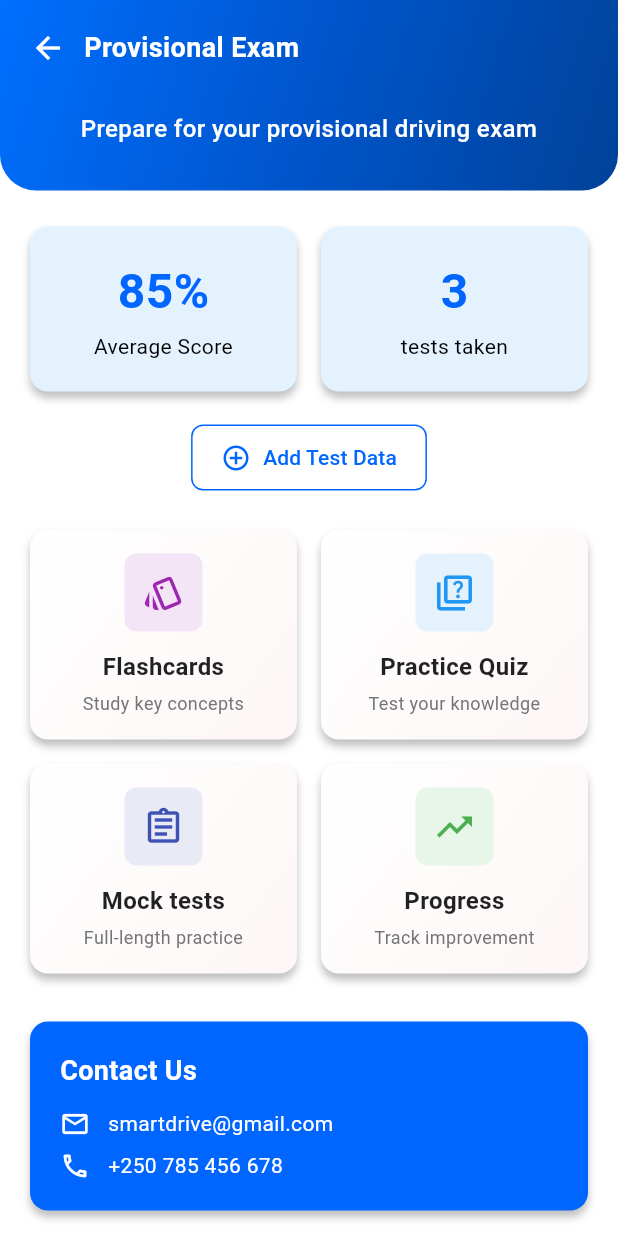
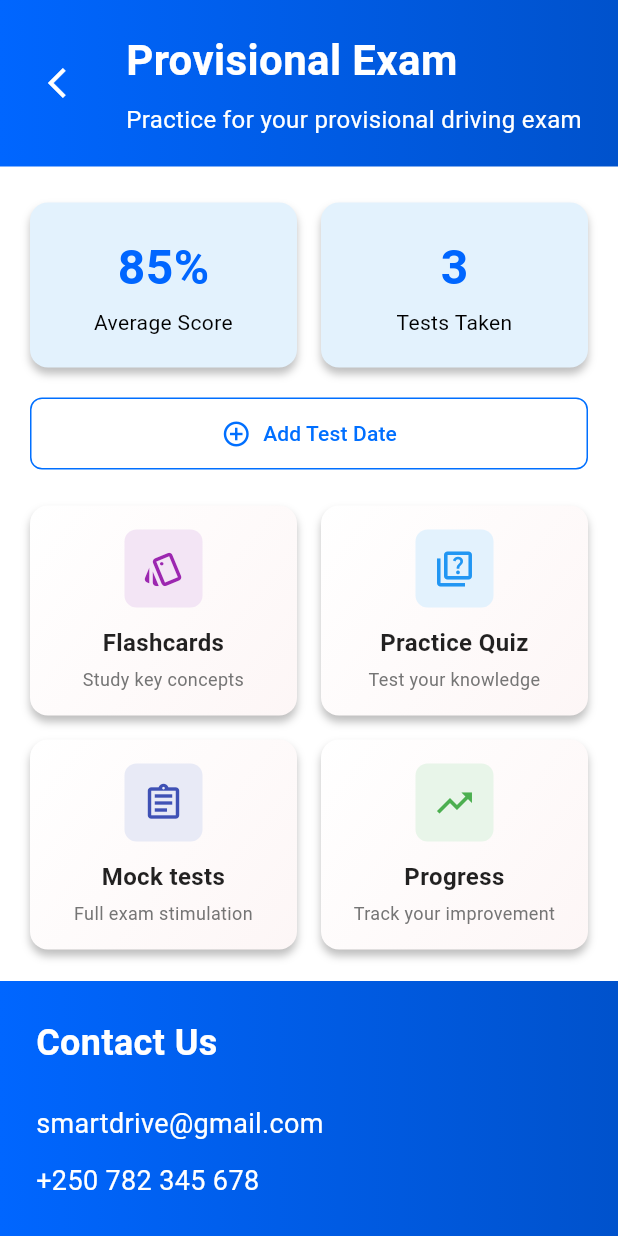
Before and after one commit to Miranics/SmartDrive, a Flutter app: the ProvisionalExamPage screen opened directly, on a phone screen of 412 x 824 dp. Run offline on Flutter 3.47's test engine with Material 3 defaults, Android fonts, the phone set to English and light mode, and no system bars; our stand-ins replace file_picker, firebase_auth, firebase_core, flutter_dotenv, google_fonts, supabase_flutter; accounts and stored records are empty; statements that could not run were skipped.

Commit message:
flashcard and provisional exam page

```diff
--- a/lib/screens/provisional_exam.dart
+++ b/lib/screens/provisional_exam.dart
@@ -1,72 +1,28 @@
 import 'package:flutter/material.dart';
+import 'package:smartdrive/widgets/page_header.dart';
+import 'package:smartdrive/widgets/contact_us_card.dart';
+import 'package:smartdrive/constants/app_colors.dart';
+import 'package:smartdrive/screens/flashcard.dart';
 
 class ProvisionalExamPage extends StatelessWidget {
-  const ProvisionalExamPage({super.key});
+  const ProvisionalExamPage({Key? key}) : super(key: key);
 
   @override
   Widget build(BuildContext context) {
     return Scaffold(
-      backgroundColor: const Color(0xFFFFFFFF),
-      body: SingleChildScrollView(
+      backgroundColor: AppColors.white,
+      body: Column(
+        children: [
+          // Scrollable content
+          Expanded(
+            child: SingleChildScrollView(
               child: Column(
                 children: [
-            // Combined Gradient AppBar and Header
-            Container(
-              decoration: const BoxDecoration(
-                gradient: LinearGradient(
-                  begin: Alignment.topLeft,
-                  end: Alignment.bottomRight,
-                  colors: [
-                    Color(0xFF006FFF),
-                    Color(0xFF0055CC),
-                    Color(0xFF004299),
-                  ],
-                  stops: [0.0, 0.5, 1.0],
-                ),
-                borderRadius: BorderRadius.only(
-                  bottomLeft: Radius.circular(24),
-                  bottomRight: Radius.circular(24),
-                ),
-              ),
-              child: SafeArea(
-                child: Column(
-                  children: [
-                    // AppBar section
-                    Padding(
-                      padding: const EdgeInsets.symmetric(horizontal: 8, vertical: 8),
-                      child: Row(
-                        children: [
-                          IconButton(
-                            icon: const Icon(Icons.arrow_back, color: Colors.white),
-                            onPressed: () => Navigator.of(context).pop(),
-                          ),
-                          const Text(
-                            'Provisional Exam',
-                            style: TextStyle(
-                              color: Colors.white,
-                              fontSize: 18,
-                              fontWeight: FontWeight.w600,
-                            ),
-                          ),
-                        ],
-                      ),
-                    ),
-                    // Subtitle section
-                    Padding(
-                      padding: const EdgeInsets.fromLTRB(20, 10, 20, 30),
-                      child: const Text(
-                        'Prepare for your provisional driving exam',
-                        style: TextStyle(
-                          color: Colors.white,
-                          fontSize: 16,
-                          fontWeight: FontWeight.w500,
-                        ),
-                        textAlign: TextAlign.center,
-                      ),
-                    ),
-                  ],
-                ),
-              ),
+                  // Page Header using PageHeader widget
+                  PageHeader(
+                    title: 'Provisional Exam',
+                    subtitle: 'Practice for your provisional driving exam',
+                    onBackPressed: () => Navigator.of(context).pop(),
                   ),
                   const SizedBox(height: 24),
                   // Stats Cards
@@ -86,7 +42,7 @@ class ProvisionalExamPage extends StatelessWidget {
                         Expanded(
                           child: _buildStatCard(
                             '3',
-                      'tests taken',
+                            'Tests Taken',
                             Colors.blue[50]!,
                             const Color(0xFF0066FF),
                           ),
@@ -95,22 +51,23 @@ class ProvisionalExamPage extends StatelessWidget {
                     ),
                   ),
                   const SizedBox(height: 20),
-            // Add Test Data Button
+                  // Add Test Date Button
                   Padding(
                     padding: const EdgeInsets.symmetric(horizontal: 20),
                     child: OutlinedButton.icon(
                       onPressed: () {
-                  // Add test data action
+                        // Add test date action
                       },
                       icon: const Icon(Icons.add_circle_outline, size: 20),
-                label: const Text('Add Test Data'),
+                      label: const Text('Add Test Date'),
                       style: OutlinedButton.styleFrom(
-                  foregroundColor: const Color(0xFF0066FF),
-                  side: const BorderSide(color: Color(0xFF0066FF)),
+                        foregroundColor: AppColors.primaryBlue,
+                        side: const BorderSide(color: AppColors.primaryBlue),
                         padding: const EdgeInsets.symmetric(vertical: 12, horizontal: 20),
                         shape: RoundedRectangleBorder(
                           borderRadius: BorderRadius.circular(8),
                         ),
+                        minimumSize: const Size(double.infinity, 48),
                       ),
                     ),
                   ),
@@ -130,6 +87,14 @@ class ProvisionalExamPage extends StatelessWidget {
                                 'Study key concepts',
                                 Colors.purple[50]!,
                                 Colors.purple,
+                                onTap: () {
+                                  Navigator.push(
+                                    context,
+                                    MaterialPageRoute(
+                                      builder: (context) => const FlashcardPage(),
+                                    ),
+                                  );
+                                },
                               ),
                             ),
                             const SizedBox(width: 16),
@@ -141,6 +106,9 @@ class ProvisionalExamPage extends StatelessWidget {
                                 'Test your knowledge',
                                 Colors.blue[50]!,
                                 Colors.blue,
+                                onTap: () {
+                                  // Navigate to practice quiz
+                                },
                               ),
                             ),
                           ],
@@ -153,9 +121,12 @@ class ProvisionalExamPage extends StatelessWidget {
                                 context,
                                 Icons.assignment_outlined,
                                 'Mock tests',
-                          'Full-length practice',
+                                'Full exam stimulation',
                                 Colors.indigo[50]!,
                                 Colors.indigo,
+                                onTap: () {
+                                  // Navigate to mock tests
+                                },
                               ),
                             ),
                             const SizedBox(width: 16),
@@ -164,9 +135,12 @@ class ProvisionalExamPage extends StatelessWidget {
                                 context,
                                 Icons.trending_up_outlined,
                                 'Progress',
-                          'Track improvement',
+                                'Track your improvement',
                                 Colors.green[50]!,
                                 Colors.green,
+                                onTap: () {
+                                  // Navigate to progress
+                                },
                               ),
                             ),
                           ],
@@ -175,43 +149,13 @@ class ProvisionalExamPage extends StatelessWidget {
                     ),
                   ),
                   const SizedBox(height: 32),
-            // Contact Us Section
-            Container(
-              width: double.infinity,
-              margin: const EdgeInsets.symmetric(horizontal: 20),
-              padding: const EdgeInsets.all(20),
-              decoration: BoxDecoration(
-                color: const Color(0xFF0066FF),
-                borderRadius: BorderRadius.circular(12),
-                boxShadow: [
-                  BoxShadow(
-                    color: const Color(0xFF000000).withOpacity(0.25),
-                    offset: const Offset(0, 4),
-                    blurRadius: 4,
-                  ),
-                ],
-              ),
-              child: Column(
-                crossAxisAlignment: CrossAxisAlignment.start,
-                children: [
-                  const Text(
-                    'Contact Us',
-                    style: TextStyle(
-                      color: Colors.white,
-                      fontSize: 18,
-                      fontWeight: FontWeight.bold,
-                    ),
-                  ),
-                  const SizedBox(height: 12),
-                  _buildContactRow(Icons.email_outlined, 'smartdrive@gmail.com'),
-                  const SizedBox(height: 8),
-                  _buildContactRow(Icons.phone_outlined, '+250 785 456 678'),
                 ],
               ),
             ),
-            const SizedBox(height: 32),
+          ),
+          // Contact Us Footer - always visible at bottom, fills entire width
+          ContactUsCard(),
         ],
-        ),
       ),
     );
   }
@@ -260,9 +204,17 @@ class ProvisionalExamPage extends StatelessWidget {
     String title,
     String subtitle,
     Color bgColor,
-    Color? iconColor,
-  ) {
-    return Container(
+    Color? iconColor, {
+    VoidCallback? onTap,
+  }) {
+    return Material(
+      color: Colors.transparent,
+      child: InkWell(
+        onTap: onTap,
+        borderRadius: BorderRadius.circular(12),
+        splashColor: iconColor?.withOpacity(0.2),
+        highlightColor: iconColor?.withOpacity(0.1),
+        child: Container(
           padding: const EdgeInsets.all(16),
           decoration: BoxDecoration(
             gradient: const LinearGradient(
@@ -313,22 +265,8 @@ class ProvisionalExamPage extends StatelessWidget {
               ),
             ],
           ),
-    );
-  }
-
-  Widget _buildContactRow(IconData icon, String text) {
-    return Row(
-      children: [
-        Icon(icon, color: Colors.white, size: 20),
-        const SizedBox(width: 12),
-        Text(
-          text,
-          style: const TextStyle(
-            color: Colors.white,
-            fontSize: 14,
         ),
       ),
-      ],
     );
   }
 }
```
Also changed, not shown: lib/screens/flashcard.dart (added, +241 -0 lines). Lines whose indentation alone changed are shown as unchanged.
